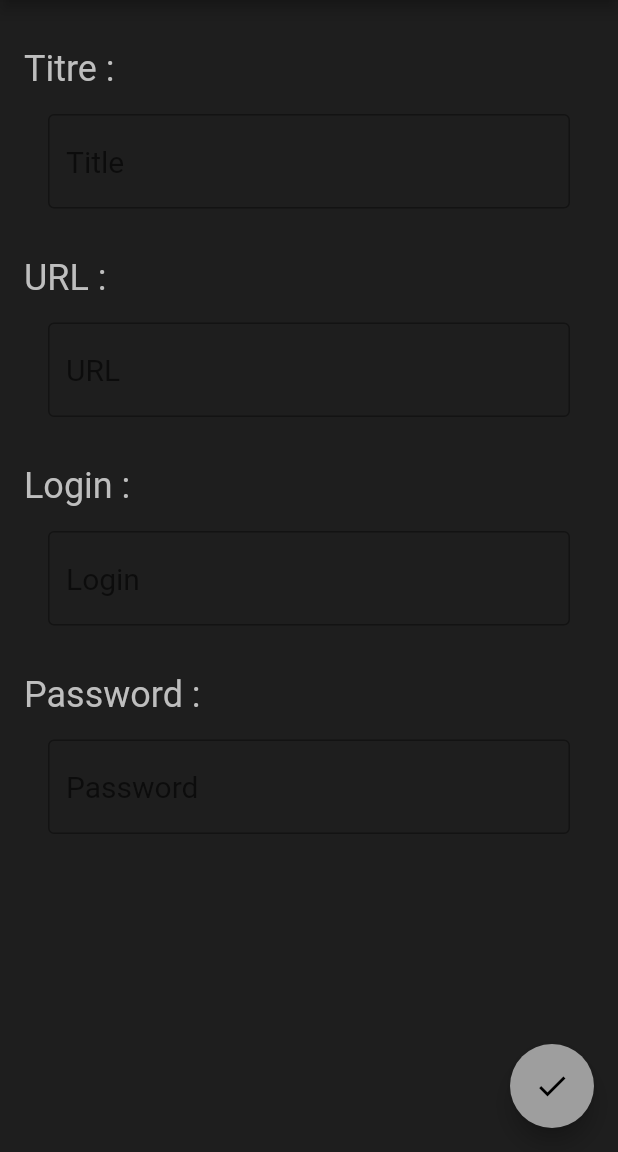
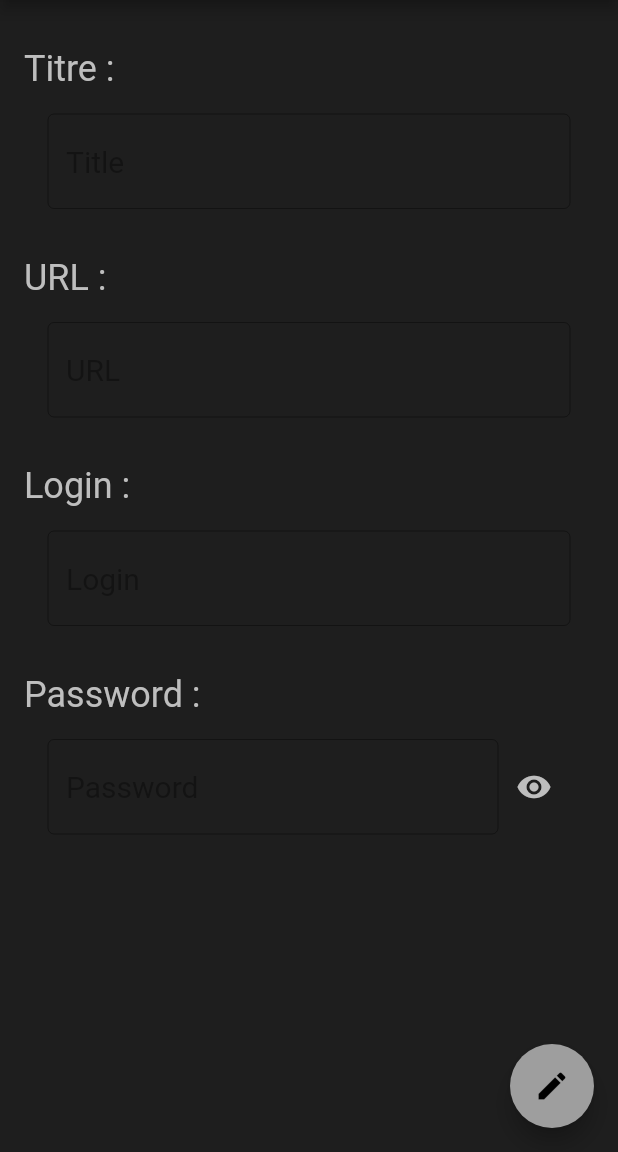
Before and after one commit to marieTozza/flutter, a Flutter app: the screen it shows after launch, after a tap on the "add" icon, on a phone screen of 412 x 824 dp, the part 84-1236 px from its top. Run offline on Flutter 3.47's test engine with Material 2 defaults, Android fonts, the phone set to English and light mode, and no system bars.

Commit message:
v1 hide/reveal password

```diff
--- a/lib/passwords/new_password.dart
+++ b/lib/passwords/new_password.dart
@@ -3,20 +3,19 @@ import 'package:flutter/material.dart';
 import 'models/password.dart';
 
 class NewPassword extends StatefulWidget {
-  Password password;
-  bool isEditing;
-  NewPassword({super.key, required this.password, required this.isEditing});
+  Password password = Password(" ", " ", " ", " ");
+
+  NewPassword({super.key, required this.password, required bool isEditing});
+
   @override
   State<NewPassword> createState() => _NewPasswordState();
 }
 
 class _NewPasswordState extends State<NewPassword> {
-  Icon icon = const Icon(Icons.check);
-  @override
-  void initState() {
-    icon = widget.isEditing? const Icon(Icons.check) : const Icon(Icons.edit);
-    super.initState();
-  }
+  bool isEditing = false;
+  Icon icon = const Icon(Icons.edit);
+  bool isHide = true;
+
   @override
   Widget build(BuildContext context) {
     // const title = password.title == " "? "Nouveau mot de passe":password.title;
@@ -58,7 +57,7 @@ class _NewPasswordState extends State<NewPassword> {
                   const EdgeInsets.symmetric(horizontal: 32.0),
                   child: TextField(
                     controller: controllers['title'],
-                    enabled: widget.isEditing,
+                    enabled: isEditing,
                     decoration: const InputDecoration(
                       border: OutlineInputBorder(),
                       hintText: "Title",
@@ -87,7 +86,7 @@ class _NewPasswordState extends State<NewPassword> {
                   const EdgeInsets.symmetric(horizontal: 32.0),
                   child: TextField(
                     controller: controllers['url'],
-                    enabled: widget.isEditing,
+                    enabled: isEditing,
                     decoration: const InputDecoration(
                         border: OutlineInputBorder(),
                         hintText: "URL"
@@ -116,7 +115,7 @@ class _NewPasswordState extends State<NewPassword> {
                   const EdgeInsets.symmetric(horizontal: 32.0),
                   child: TextField(
                     controller: controllers['login'],
-                    enabled: widget.isEditing,
+                    enabled: isEditing,
                     decoration: const InputDecoration(
                         border: OutlineInputBorder(),
                         hintText: "Login"
@@ -143,19 +142,27 @@ class _NewPasswordState extends State<NewPassword> {
                 Padding(
                   padding:
                   const EdgeInsets.symmetric(horizontal: 32.0),
+                    child: Row(children: [
+                      Expanded(
                         child: TextField(
                           controller: controllers['password'],
-                    enabled: widget.isEditing,
-                    decoration: const InputDecoration(
+                          enabled: isEditing,
+                          decoration:  const InputDecoration(
                               border: OutlineInputBorder(),
                               hintText: "Password"
                           ),
                           style:
                           const TextStyle(fontSize: 20.0, color: Colors.white),
                           obscuringCharacter: "•",
-                    obscureText: true,
+                          obscureText: isHide,
                         ),
-
+                      ),
+                      IconButton(onPressed: (){
+                        setState(() {
+                          isHide = !isHide;
+                        });
+                      }, icon: const Icon(Icons.remove_red_eye, color: Color(0xFFBEBEBE),)),
+                    ],)
                 ),
                 const Divider(thickness: 10, color: Color(0xFF1E1E1E)),
 
@@ -166,7 +173,7 @@ class _NewPasswordState extends State<NewPassword> {
       floatingActionButton: FloatingActionButton(
         onPressed: () {
 
-          if (widget.isEditing == true) {
+          if (isEditing == true) {
             widget.password= Password(
                 controllers['title']!.text,
                 controllers['url']!.text,
@@ -176,11 +183,12 @@ class _NewPasswordState extends State<NewPassword> {
             Navigator.pop(context, widget.password);
           } else {
             setState(() {
-              widget.isEditing = true;
+              isEditing = true;
               icon = const Icon(Icons.check);
             });
           }
         },
+
         child: icon,
 
       ), // This trailing comma makes auto-formatting nicer for build methods.
```
Lines whose indentation alone changed are shown as unchanged.
